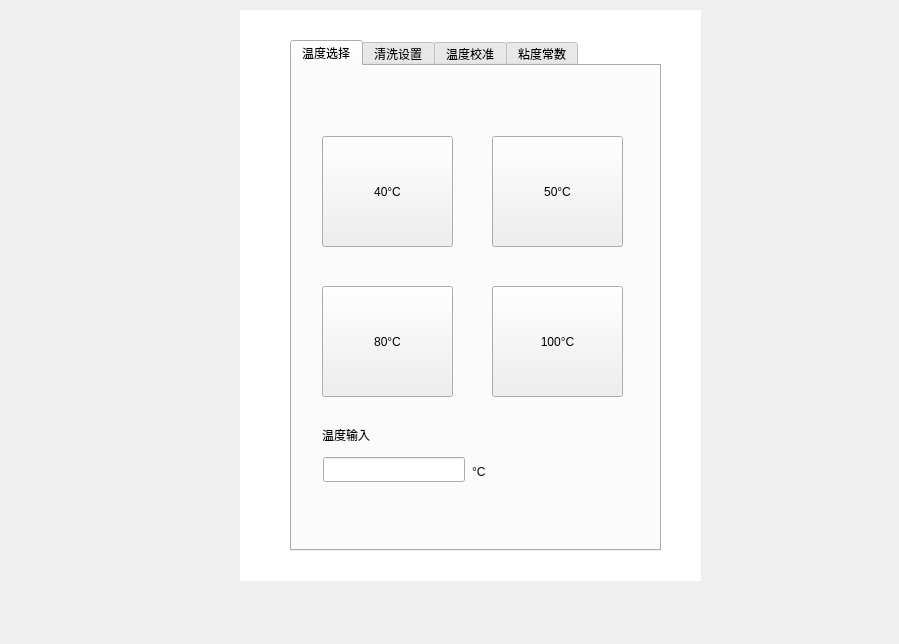
This is viscomterparams.ui in 1996zjun/foutinone as Qt 5 draws it before an edit. The edited form follows.
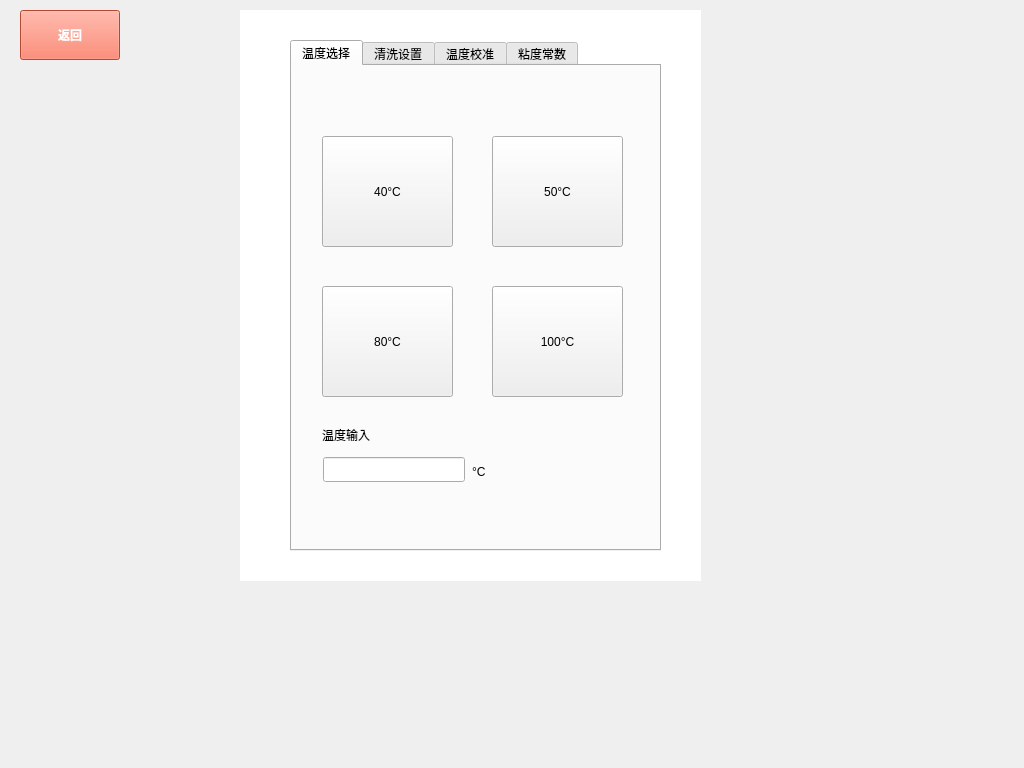
This is the edited form.

```diff
--- a/viscomterparams.ui
+++ b/viscomterparams.ui
@@ -6,8 +6,8 @@
    <rect>
     <x>0</x>
     <y>0</y>
-    <width>899</width>
-    <height>644</height>
+    <width>1024</width>
+    <height>768</height>
    </rect>
   </property>
   <property name="windowTitle">
@@ -749,6 +749,22 @@
     <string notr="true">background: #fff;</string>
    </property>
   </widget>
+  <widget class="QPushButton" name="backButton">
+   <property name="geometry">
+    <rect>
+     <x>20</x>
+     <y>10</y>
+     <width>100</width>
+     <height>50</height>
+    </rect>
+   </property>
+   <property name="styleSheet">
+    <string notr="true">QPushButton { background: #FF6347; color: #fff; font-weight: bold; }</string>
+   </property>
+   <property name="text">
+    <string>返回</string>
+   </property>
+  </widget>
   <zorder>widget</zorder>
   <zorder>tabWidget</zorder>
  </widget>
```
Left out of the diff: 1 changed line with no effect on the pictures.
